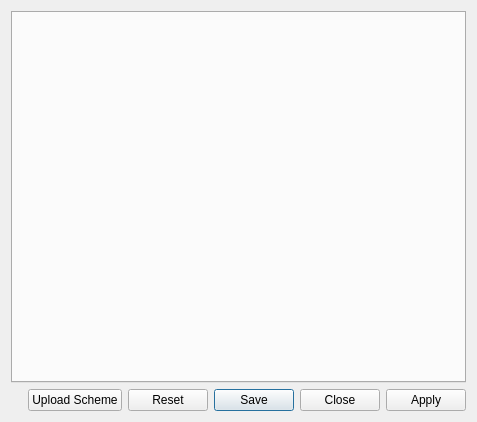
Before: the Qt Designer form kcms/colors/editor/scmeditordialog.ui in deepin-community/plasma-workspace, drawn with Qt 5.
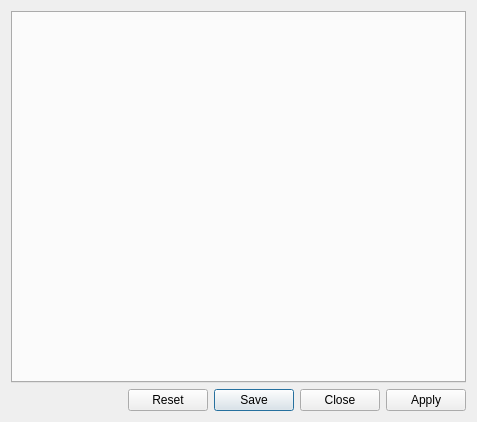
After: the same form once the commit is applied.

```diff
--- a/kcms/colors/editor/scmeditordialog.ui
+++ b/kcms/colors/editor/scmeditordialog.ui
@@ -33,19 +33,6 @@
        </property>
       </spacer>
      </item>
-     <item>
-      <widget class="QPushButton" name="schemeKnsUploadButton">
-       <property name="enabled">
-        <bool>true</bool>
-       </property>
-       <property name="toolTip">
-        <string>Share the selected scheme on the Internet</string>
-       </property>
-       <property name="text">
-        <string>Upload Scheme</string>
-       </property>
-      </widget>
-     </item>
      <item>
       <widget class="QDialogButtonBox" name="buttonBox">
        <property name="standardButtons">
```
